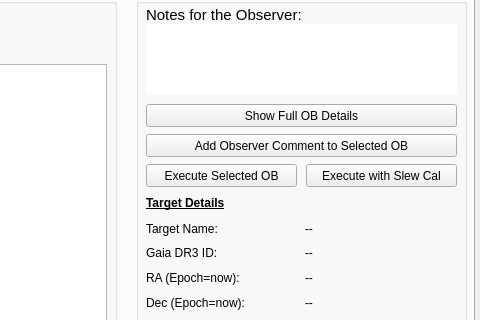
Old version of the form kpf/OB_GUI/KPF_OB_GUI.ui in the repository KeckObservatory/KPFTranslator; both pictures show x 596 to 1076 and y 251 to 571 of the 1076 by 916 pixel window.
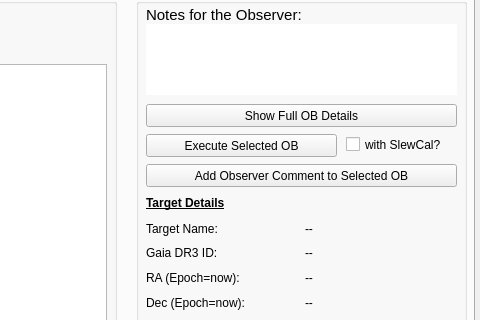
New version of the form.

Commit message: Update UI file with SlewCal checkbox

Patch:
```diff
--- a/kpf/OB_GUI/KPF_OB_GUI.ui
+++ b/kpf/OB_GUI/KPF_OB_GUI.ui
@@ -498,8 +498,8 @@
        <property name="geometry">
         <rect>
          <x>10</x>
-         <y>180</y>
-         <width>151</width>
+         <y>150</y>
+         <width>191</width>
          <height>23</height>
         </rect>
        </property>
@@ -507,19 +507,6 @@
         <string>Execute Selected OB</string>
        </property>
       </widget>
-      <widget class="QPushButton" name="SOB_ExecuteWithSlewCalButton">
-       <property name="geometry">
-        <rect>
-         <x>170</x>
-         <y>180</y>
-         <width>151</width>
-         <height>23</height>
-        </rect>
-       </property>
-       <property name="text">
-        <string>Execute with Slew Cal</string>
-       </property>
-      </widget>
       <widget class="QPushButton" name="SOB_ShowButton">
        <property name="geometry">
         <rect>
@@ -533,19 +520,6 @@
         <string>Show Full OB Details</string>
        </property>
       </widget>
-      <widget class="QPushButton" name="SOB_AddComment">
-       <property name="geometry">
-        <rect>
-         <x>10</x>
-         <y>150</y>
-         <width>311</width>
-         <height>23</height>
-        </rect>
-       </property>
-       <property name="text">
-        <string>Add Observer Comment to Selected OB</string>
-       </property>
-      </widget>
       <widget class="QWidget" name="gridLayoutWidget_14">
        <property name="geometry">
         <rect>
@@ -810,6 +784,32 @@
         <string>Notes for the Observer:</string>
        </property>
       </widget>
+      <widget class="QCheckBox" name="SlewCal">
+       <property name="geometry">
+        <rect>
+         <x>210</x>
+         <y>150</y>
+         <width>111</width>
+         <height>21</height>
+        </rect>
+       </property>
+       <property name="text">
+        <string>with SlewCal?</string>
+       </property>
+      </widget>
+      <widget class="QPushButton" name="SOB_AddComment">
+       <property name="geometry">
+        <rect>
+         <x>10</x>
+         <y>180</y>
+         <width>311</width>
+         <height>23</height>
+        </rect>
+       </property>
+       <property name="text">
+        <string>Add Observer Comment to Selected OB</string>
+       </property>
+      </widget>
      </widget>
     </widget>
     <widget class="QWidget" name="ScienceOB">
```
